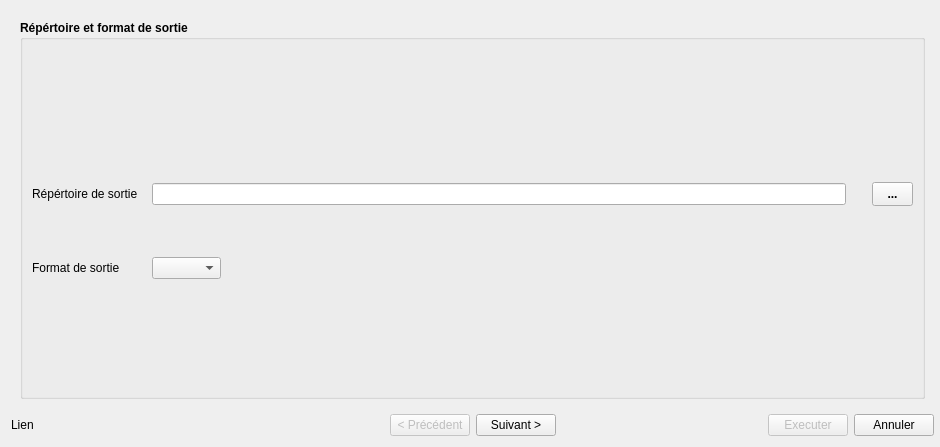
The window that fullmce_dialog_base.ui (TeamSaGeo/fullmce) describes before a commit, drawn with Qt 5.
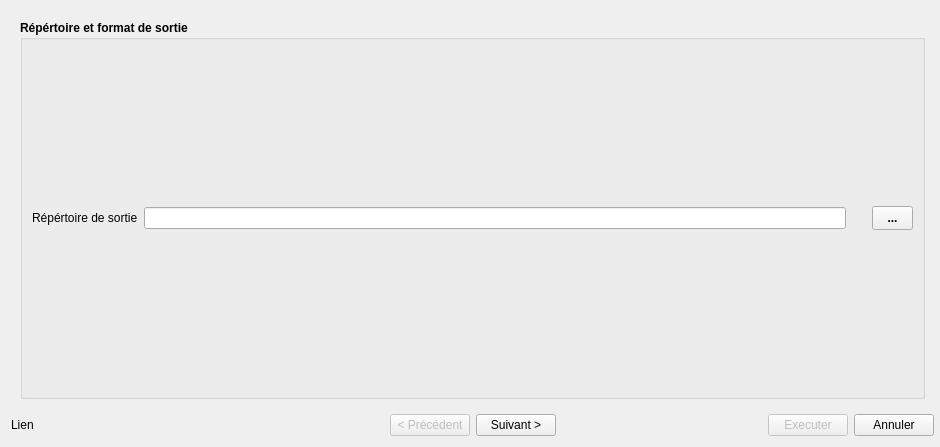
The same window after the commit. The open tabs and pages were chosen to show the change.

Commit message: display 2nd page, add initialise class

Diff of the .ui file:
```diff
--- a/fullmce_dialog_base.ui
+++ b/fullmce_dialog_base.ui
@@ -403,53 +403,6 @@
           <string>Répértoire et format de sortie</string>
          </property>
          <layout class="QGridLayout" name="gridLayout_21">
-          <item row="1" column="2">
-           <widget class="QLineEdit" name="LE_OUTPUT_DIR">
-            <property name="enabled">
-             <bool>true</bool>
-            </property>
-           </widget>
-          </item>
-          <item row="3" column="2">
-           <widget class="QComboBox" name="CB_OUTPUT_FORMAT">
-            <property name="minimumSize">
-             <size>
-              <width>69</width>
-              <height>22</height>
-             </size>
-            </property>
-            <property name="maximumSize">
-             <size>
-              <width>69</width>
-              <height>22</height>
-             </size>
-            </property>
-           </widget>
-          </item>
-          <item row="1" column="0" colspan="2">
-           <widget class="QLabel" name="label_6">
-            <property name="font">
-             <font>
-              <bold>false</bold>
-             </font>
-            </property>
-            <property name="text">
-             <string>Répértoire de sortie</string>
-            </property>
-           </widget>
-          </item>
-          <item row="3" column="0">
-           <widget class="QLabel" name="label_7">
-            <property name="font">
-             <font>
-              <bold>false</bold>
-             </font>
-            </property>
-            <property name="text">
-             <string>Format de sortie</string>
-            </property>
-           </widget>
-          </item>
           <item row="2" column="2">
            <spacer name="verticalSpacer_4">
             <property name="orientation">
@@ -463,19 +416,6 @@
             </property>
            </spacer>
           </item>
-          <item row="4" column="1">
-           <spacer name="verticalSpacer_2">
-            <property name="orientation">
-             <enum>Qt::Vertical</enum>
-            </property>
-            <property name="sizeHint" stdset="0">
-             <size>
-              <width>20</width>
-              <height>108</height>
-             </size>
-            </property>
-           </spacer>
-          </item>
           <item row="0" column="3">
            <spacer name="verticalSpacer_3">
             <property name="orientation">
@@ -502,6 +442,25 @@
             </property>
            </widget>
           </item>
+          <item row="1" column="2">
+           <widget class="QLineEdit" name="LE_OUTPUT_DIR">
+            <property name="enabled">
+             <bool>true</bool>
+            </property>
+           </widget>
+          </item>
+          <item row="1" column="0" colspan="2">
+           <widget class="QLabel" name="label_6">
+            <property name="font">
+             <font>
+              <bold>false</bold>
+             </font>
+            </property>
+            <property name="text">
+             <string>Répértoire de sortie</string>
+            </property>
+           </widget>
+          </item>
          </layout>
         </widget>
        </item>
```
The commit also changes 16 other files.
